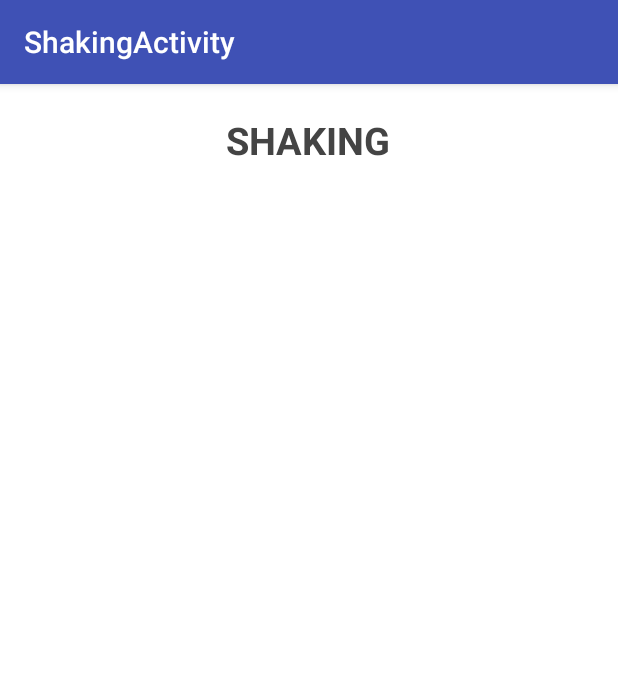
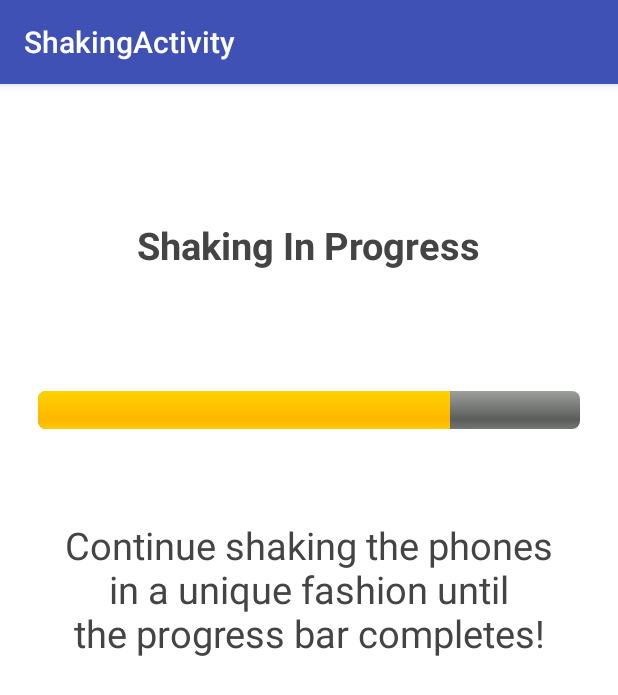
Before and after one commit to veniversum/motion-track-mobile-client, an Android app: the ShakingActivity screen opened directly, with no data from a screen before it, on a phone screen of 412 x 824 dp. Shown: the top 695 px of the screen. Run offline under Robolectric (Android 15) with nearby library versions, the phone set to English and light mode, and no system bars.

Commit message:
Changes to startSHaking and on-going shaking activities

```diff
--- a/app/src/main/java/cxa16/com/shay/ShakingActivity.java
+++ b/app/src/main/java/cxa16/com/shay/ShakingActivity.java
@@ -3,13 +3,20 @@ package cxa16.com.shay;
 import android.annotation.SuppressLint;
 import android.content.Context;
 import android.content.Intent;
+import android.graphics.Typeface;
+import android.os.CountDownTimer;
+import android.os.PersistableBundle;
 import android.support.v7.app.ActionBar;
 import android.support.v7.app.AppCompatActivity;
 import android.os.Bundle;
 import android.os.Handler;
+import android.util.Log;
 import android.view.MotionEvent;
 import android.view.View;
-
+import android.view.animation.Animation;
+import android.view.animation.ScaleAnimation;
+import android.widget.ProgressBar;
+import android.widget.TextView;
 
 
 /**
@@ -19,42 +26,55 @@ import android.view.View;
 public class ShakingActivity extends AppCompatActivity {
 
     Context myContext;
+    private TextView mTitle;
+    private TextView mInstructions;
+    private ProgressBar mProgressBar;
+    private CountDownTimer mCountDownTimer;
+    private int i;
 
-
-    final Handler handler = new Handler();
     @Override
     protected void onCreate(Bundle savedInstanceState) {
         super.onCreate(savedInstanceState);
+        myContext = this;
+        setContentView(R.layout.activity_shaking);
+        mTitle = (TextView) findViewById(R.id.title_wallet);
+        mInstructions = (TextView) findViewById(R.id.shaking_instruction);
 
+        i = 0;
+        mProgressBar = (ProgressBar) findViewById(R.id.progress_bar);
+        mProgressBar.setProgress(i);
+        mCountDownTimer=new CountDownTimer(3000,29) {
 
-        myContext = this;
-
-        setContentView(R.layout.activity_shaking);
-
-
-        handler.postDelayed(new Runnable() {
             @Override
-            public void run() {
-
-                paymentDone();
+            public void onTick(long millisUntilFinished) {
+                i++;
+                mProgressBar.setProgress(i);
 
             }
-        }, 3000);
-    }
 
-    private void paymentDone () {
-
-        /*
-        Intent intent = new Intent(myContext, PaymentDoneActivity.class);
-        startActivity(intent);
-*/
+            @Override
+            public void onFinish() {
+                //Do what you want
+                i++;
+                mProgressBar.setProgress(i);
+                mTitle.setText("Awaiting Server Response");
+            }
+        };
+        mCountDownTimer.start();
     }
 
     @Override
-    protected void onPostCreate(Bundle savedInstanceState) {
-        super.onPostCreate(savedInstanceState);
+    protected void onResume() {
+        super.onResume();
 
     }
 
+    @Override
+    public void onPostCreate(Bundle savedInstanceState, PersistableBundle persistentState) {
+        super.onPostCreate(savedInstanceState, persistentState);
+        Typeface fontLight = Typeface.createFromAsset(getAssets(), "TheSansExtraLight-Plain.ttf");
+        mTitle.setTypeface(fontLight);
+        mInstructions.setTypeface(fontLight);
+    }
 
 }
--- a/app/src/main/res/layout/activity_shaking.xml
+++ b/app/src/main/res/layout/activity_shaking.xml
@@ -8,17 +8,39 @@
     <!-- The primary full-screen view. This can be replaced with whatever view
          is needed to present your content, e.g. VideoView, SurfaceView,
          TextureView, etc. -->
+
     <TextView
         android:id="@+id/title_wallet"
         android:layout_width="wrap_content"
         android:layout_height="wrap_content"
-        android:text="SHAKING"
+        android:text="Shaking In Progress"
         android:textColor="#444444"
         android:textSize="25sp"
         android:textStyle="bold"
         android:layout_centerHorizontal="true"
-        android:layout_marginTop="20dp"
-        />
+        android:layout_marginTop="90dp" />
+
+    <ProgressBar
+        android:id="@+id/progress_bar"
+        android:layout_below="@+id/title_wallet"
+        android:layout_height="25dp"
+        android:layout_width="match_parent"
+        android:layout_marginLeft="25dp"
+        android:layout_marginRight="25dp"
+        android:layout_marginTop="80dp"
+        style="@android:style/Widget.ProgressBar.Horizontal" />
+
+    <TextView
+        android:id="@+id/shaking_instruction"
+        android:layout_width="wrap_content"
+        android:layout_height="wrap_content"
+        android:layout_below="@+id/progress_bar"
+        android:textAlignment="center"
+        android:text="Continue shaking the phones\nin a unique fashion until\nthe progress bar completes!"
+        android:textColor="#444444"
+        android:textSize="25sp"
+        android:layout_centerHorizontal="true"
+        android:layout_marginTop="60dp" />
 
 
 </RelativeLayout>
```
Also changed, not shown: app/src/main/java/cxa16/com/shay/ShakeStartActivity.java (+55 -16 lines), app/src/main/res/layout/activity_shake_start.xml (+9 -5 lines).
